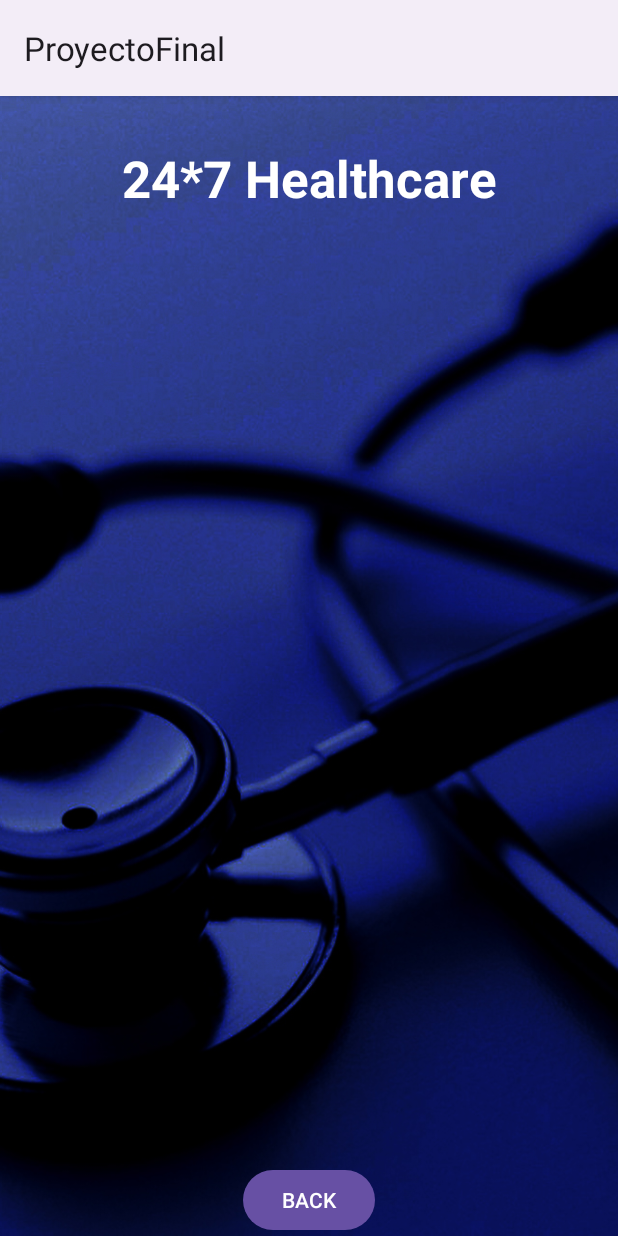
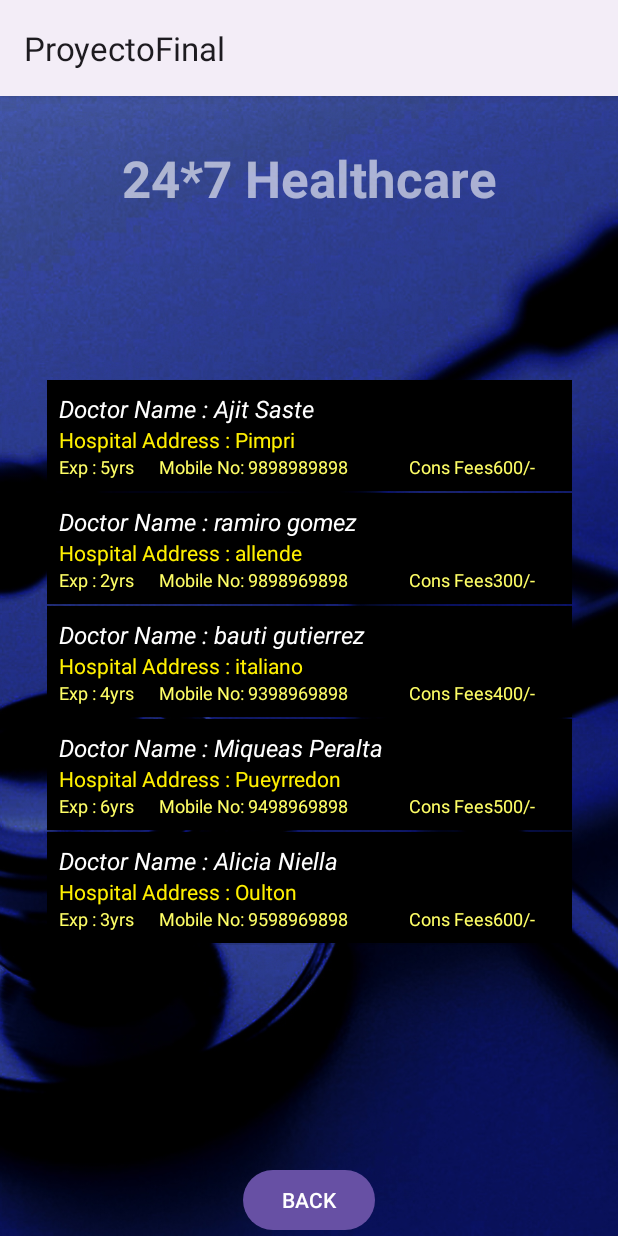
Before and after one commit to ramiro1993/PPROF3-2023, an Android app: the DoctorDetailsActivity screen opened directly, with no data from a screen before it, on a phone screen of 412 x 824 dp. Run offline under Robolectric (Android 15) with nearby library versions, the light colour scheme and no system bars; 4 statements that could not run were skipped.

Commit message:
Avanzamos en las tarjetas

```diff
--- a/ProyectoFinal/app/src/main/AndroidManifest.xml
+++ b/ProyectoFinal/app/src/main/AndroidManifest.xml
@@ -14,6 +14,9 @@
         android:supportsRtl="true"
         android:theme="@style/Theme.Material3.Light"
         tools:targetApi="31">
+        <activity
+            android:name=".OrderDetails"
+            android:exported="false" />
         <activity
             android:name=".DoctorDetailsActivity"
             android:exported="false" />
--- a/ProyectoFinal/app/src/main/java/com/example/proyectofinal/DoctorDetailsActivity.java
+++ b/ProyectoFinal/app/src/main/java/com/example/proyectofinal/DoctorDetailsActivity.java
@@ -6,30 +6,121 @@ import android.content.Intent;
 import android.os.Bundle;
 import android.view.View;
 import android.widget.Button;
+import android.widget.ListView;
+import android.widget.SimpleAdapter;
 import android.widget.TextView;
+
+import java.util.ArrayList;
+import java.util.HashMap;
 
 public class DoctorDetailsActivity extends AppCompatActivity {
 
+
+
+    private String [][] doctor_details1 =
+            {
+                    {"Doctor Name : Ajit Saste", "Hospital Address : Pimpri", "Exp : 5yrs", "Mobile No: 9898989898", "600"},
+                    {"Doctor Name : ramiro gomez", "Hospital Address : allende", "Exp : 2yrs", "Mobile No: 9898969898", "300"},
+                    {"Doctor Name : bauti gutierrez", "Hospital Address : italiano", "Exp : 4yrs", "Mobile No: 9398969898", "400"},
+                    {"Doctor Name : Miqueas Peralta", "Hospital Address : Pueyrredon", "Exp : 6yrs", "Mobile No: 9498969898", "500"},
+                    {"Doctor Name : Alicia Niella", "Hospital Address : Oulton", "Exp : 3yrs", "Mobile No: 9598969898", "600"}
+
+            };
+
+    private String [][] doctor_details2 =
+            {
+                    {"Doctor Name : Ajit Saste", "Hospital Address : Pimpri", "Exp : 5yrs", "Mobile No: 9898989898", "600"},
+                    {"Doctor Name : ramiro gomez", "Hospital Address : allende", "Exp : 2yrs", "Mobile No: 9898969898", "300"},
+                    {"Doctor Name : bauti gutierrez", "Hospital Address : italiano", "Exp : 4yrs", "Mobile No: 9398969898", "400"},
+                    {"Doctor Name : Miqueas Peralta", "Hospital Address : Pueyrredon", "Exp : 6yrs", "Mobile No: 9498969898", "500"},
+                    {"Doctor Name : Alicia Niella", "Hospital Address : Oulton", "Exp : 3yrs", "Mobile No: 9598969898", "600"}
+
+            };
+
+    private String [][] doctor_details3 =
+            {
+                    {"Doctor Name : Ajit Saste", "Hospital Address : Pimpri", "Exp : 5yrs", "Mobile No: 9898989898", "600"},
+                    {"Doctor Name : ramiro gomez", "Hospital Address : allende", "Exp : 2yrs", "Mobile No: 9898969898", "300"},
+                    {"Doctor Name : bauti gutierrez", "Hospital Address : italiano", "Exp : 4yrs", "Mobile No: 9398969898", "400"},
+                    {"Doctor Name : Miqueas Peralta", "Hospital Address : Pueyrredon", "Exp : 6yrs", "Mobile No: 9498969898", "500"},
+                    {"Doctor Name : Alicia Niella", "Hospital Address : Oulton", "Exp : 3yrs", "Mobile No: 9598969898", "600"}
+
+            };
+
+    private String [][] doctor_details4 =
+            {
+                    {"Doctor Name : Ajit Saste", "Hospital Address : Pimpri", "Exp : 5yrs", "Mobile No: 9898989898", "600"},
+                    {"Doctor Name : ramiro gomez", "Hospital Address : allende", "Exp : 2yrs", "Mobile No: 9898969898", "300"},
+                    {"Doctor Name : bauti gutierrez", "Hospital Address : italiano", "Exp : 4yrs", "Mobile No: 9398969898", "400"},
+                    {"Doctor Name : Miqueas Peralta", "Hospital Address : Pueyrredon", "Exp : 6yrs", "Mobile No: 9498969898", "500"},
+                    {"Doctor Name : Alicia Niella", "Hospital Address : Oulton", "Exp : 3yrs", "Mobile No: 9598969898", "600"}
+
+            };
+
+    private String [][] doctor_details5 =
+            {
+                    {"Doctor Name : Ajit Saste", "Hospital Address : Pimpri", "Exp : 5yrs", "Mobile No: 9898989898", "600"},
+                    {"Doctor Name : ramiro gomez", "Hospital Address : allende", "Exp : 2yrs", "Mobile No: 9898969898", "300"},
+                    {"Doctor Name : bauti gutierrez", "Hospital Address : italiano", "Exp : 4yrs", "Mobile No: 9398969898", "400"},
+                    {"Doctor Name : Miqueas Peralta", "Hospital Address : Pueyrredon", "Exp : 6yrs", "Mobile No: 9498969898", "500"},
+                    {"Doctor Name : Alicia Niella", "Hospital Address : Oulton", "Exp : 3yrs", "Mobile No: 9598969898", "600"}
+
+            };
+    Button btn;
     TextView tv;
-    Button btn;
+    String [][] doctor_details = {};
+    HashMap<String, String> item;
+    ArrayList list;
+    SimpleAdapter sa;
     @Override
     protected void onCreate(Bundle savedInstanceState) {
         super.onCreate(savedInstanceState);
         setContentView(R.layout.activity_doctor_details);
+
         tv = findViewById(R.id.textViewDDTitle);
-        btn = findViewById(R.id.buttomDDBack);
+        btn = findViewById(R.id.buttonDDBack);
 
         Intent it = getIntent();
         String title = it.getStringExtra("title");
         tv.setText(title);
 
+        if (title.compareTo("Family Physicians")==0)
+            doctor_details = doctor_details1;
+        else
+        if (title.compareTo("Dietician")==0)
+            doctor_details = doctor_details2;
+        else
+        if (title.compareTo("Dentist")==0)
+            doctor_details = doctor_details3;
+        else
+        if (title.compareTo("Surgeon")==0)
+            doctor_details = doctor_details4;
+        else
+            doctor_details = doctor_details5;
+
         btn.setOnClickListener(new View.OnClickListener() {
-             @Override
-             public void onClick(View view) {
-                 startActivity(new Intent(DoctorDetailsActivity.this, FindDoctorActivity.class));
-                }
-             }
+            @Override
+            public void onClick(View view) {
+                startActivity(new Intent(DoctorDetailsActivity.this,FindDoctorActivity.class));
+            }
+        });
+        list = new ArrayList();
+        for (int i = 0; i<doctor_details.length; i++) {
+            item = new HashMap<String, String>();
+            item.put("line1", doctor_details[i][0]);
+            item.put("line2", doctor_details[i][1]);
+            item.put("line3", doctor_details[i][2]);
+            item.put("line4", doctor_details[i][3]);
+            item.put("line5", "Cons Fees"+doctor_details[i][4] + "/-");
+            list.add( item );
+        }
+        sa = new SimpleAdapter(this,list,
+                R.layout.multi_lines,
+                new String[]{"line1", "line2", "line3", "line4", "line5"},
+                new int []{R.id.line_a, R.id.line_b, R.id.line_c, R.id.line_d, R.id.line_e}
         );
+        ListView lst = findViewById(R.id.listViewDD);
+        lst.setAdapter(sa);
 
     }
 }
--- a/ProyectoFinal/app/src/main/java/com/example/proyectofinal/HomeActivity.java
+++ b/ProyectoFinal/app/src/main/java/com/example/proyectofinal/HomeActivity.java
@@ -8,7 +8,6 @@ import android.content.Intent;
 import android.content.SharedPreferences;
 import android.os.Bundle;
 import android.view.View;
-import android.widget.Toast;
 
 public class HomeActivity extends AppCompatActivity {
 
@@ -18,6 +17,7 @@ public class HomeActivity extends AppCompatActivity {
         setContentView(R.layout.activity_home);
 
         SharedPreferences sharedPreferences = getSharedPreferences("shared_prefs", Context.MODE_PRIVATE);
+
 
         CardView exit = findViewById(R.id.cardExit);
         exit.setOnClickListener(new View.OnClickListener() {
--- a/ProyectoFinal/app/src/main/res/layout/activity_doctor_details.xml
+++ b/ProyectoFinal/app/src/main/res/layout/activity_doctor_details.xml
@@ -12,15 +12,14 @@
         android:layout_width="wrap_content"
         android:layout_height="wrap_content"
         android:text="24*7 Healthcare"
-        android:textColor="#fff"
+        android:textColor="@color/material_on_primary_emphasis_medium"
         android:textSize="34sp"
         android:textStyle="bold"
         app:layout_constraintBottom_toBottomOf="parent"
         app:layout_constraintEnd_toEndOf="parent"
         app:layout_constraintStart_toStartOf="parent"
         app:layout_constraintTop_toTopOf="parent"
-        app:layout_constraintVertical_bias="0.045"
-        />
+        app:layout_constraintVertical_bias="0.045" />
 
     <TextView
         android:id="@+id/textViewDDTitle"
@@ -34,12 +33,11 @@
         app:layout_constraintEnd_toEndOf="parent"
         app:layout_constraintStart_toStartOf="parent"
         app:layout_constraintTop_toBottomOf="@+id/textViewDDName"
-        app:layout_constraintVertical_bias="0.01999998"
-        />
+        app:layout_constraintVertical_bias="0.01999996" />
 
     <ListView
         android:id="@+id/listViewDD"
-        android:layout_width="wrap_content"
+        android:layout_width="350dp"
         android:layout_height="500dp"
         android:layout_margin="10dp"
         android:layout_marginStart="16dp"
@@ -49,18 +47,18 @@
         app:layout_constraintEnd_toEndOf="parent"
         app:layout_constraintStart_toStartOf="parent"
         app:layout_constraintTop_toBottomOf="@+id/textViewDDTitle"
+
         />
 
     <Button
-        android:id="@+id/buttomDDBack"
+        android:id="@+id/buttonDDBack"
         android:layout_width="wrap_content"
         android:layout_height="wrap_content"
         android:text="BACK"
         app:layout_constraintBottom_toBottomOf="parent"
         app:layout_constraintEnd_toEndOf="parent"
         app:layout_constraintStart_toStartOf="parent"
-        app:layout_constraintVertical_bias="0.69"
-        />
+        app:layout_constraintVertical_bias="0.69" />
 
 
 </androidx.constraintlayout.widget.ConstraintLayout>
--- a/ProyectoFinal/app/src/main/res/layout/activity_home.xml
+++ b/ProyectoFinal/app/src/main/res/layout/activity_home.xml
@@ -172,7 +172,7 @@
                 <TextView
                     android:layout_width="wrap_content"
                     android:layout_height="wrap_content"
-                    android:text="ORDER DETAILS"
+                    android:text="Tutorial Video"
                     android:textAlignment="center"
                     android:textColor="@color/white"
                     android:textStyle="bold" />
--- /dev/null
+++ b/ProyectoFinal/app/src/main/res/layout/multi_lines.xml
@@ -0,0 +1,65 @@
+<?xml version="1.0" encoding="utf-8"?>
+<LinearLayout xmlns:android="http://schemas.android.com/apk/res/android"
+    android:orientation="vertical"
+    android:layout_width="match_parent"
+    android:background="@color/black"
+    android:padding="8dp"
+    android:layout_height="match_parent">
+
+    <TextView
+        android:id="@+id/line_a"
+        android:layout_width="match_parent"
+        android:layout_height="wrap_content"
+        android:text="TextView"
+        android:textColor="#ffffff"
+        android:textSize="16sp"
+        android:textStyle="italic" />
+
+    <TextView
+        android:id="@+id/line_b"
+        android:layout_width="match_parent"
+        android:layout_height="wrap_content"
+        android:text="TextView"
+        android:textColor="#FFF000"
+        android:textSize="14sp"
+        />
+    <LinearLayout
+        android:layout_width="fill_parent"
+        android:layout_height="wrap_content"
+        android:orientation="horizontal"
+        android:weightSum="1">
+
+        <TextView
+        android:id="@+id/line_c"
+        android:layout_width="0dp"
+        android:layout_weight="0.20"
+        android:layout_height="wrap_content"
+        android:text="TextView"
+        android:textColor="#ffff66"
+        android:textSize="12sp"
+        />
+
+    <TextView
+        android:id="@+id/line_d"
+        android:layout_width="0dp"
+        android:layout_weight="0.5"
+        android:layout_height="wrap_content"
+        android:text="TextView"
+        android:textColor="#ffff66"
+        android:textSize="12sp"
+
+        />
+    <TextView
+        android:id="@+id/line_e"
+        android:layout_width="0dp"
+        android:layout_weight="0.3"
+        android:layout_height="wrap_content"
+        android:text="TextView"
+
+        android:textColor="#ffff66"
+        android:textSize="12sp"
+        />
+
+    </LinearLayout>
+
+</LinearLayout>
--- a/ProyectoFinal/build.gradle
+++ b/ProyectoFinal/build.gradle
@@ -4,8 +4,6 @@ buildscript {
     }
 }// Top-level build file where you can add configuration options common to all sub-projects/modules.
 plugins {
-
-    id 'com.android.application' version '8.0.2' apply false
-    id 'com.android.library' version '8.0.2' apply false
- main
+    id 'com.android.application' version '8.0.1' apply false
+    id 'com.android.library' version '8.0.1' apply false
 }
```
Also changed, not shown: ProyectoFinal/app/src/main/java/com/example/proyectofinal/OrderDetails.java (added, +129 -0 lines), ProyectoFinal/app/src/main/res/layout/activity_order_details.xml (added, +40 -0 lines).
